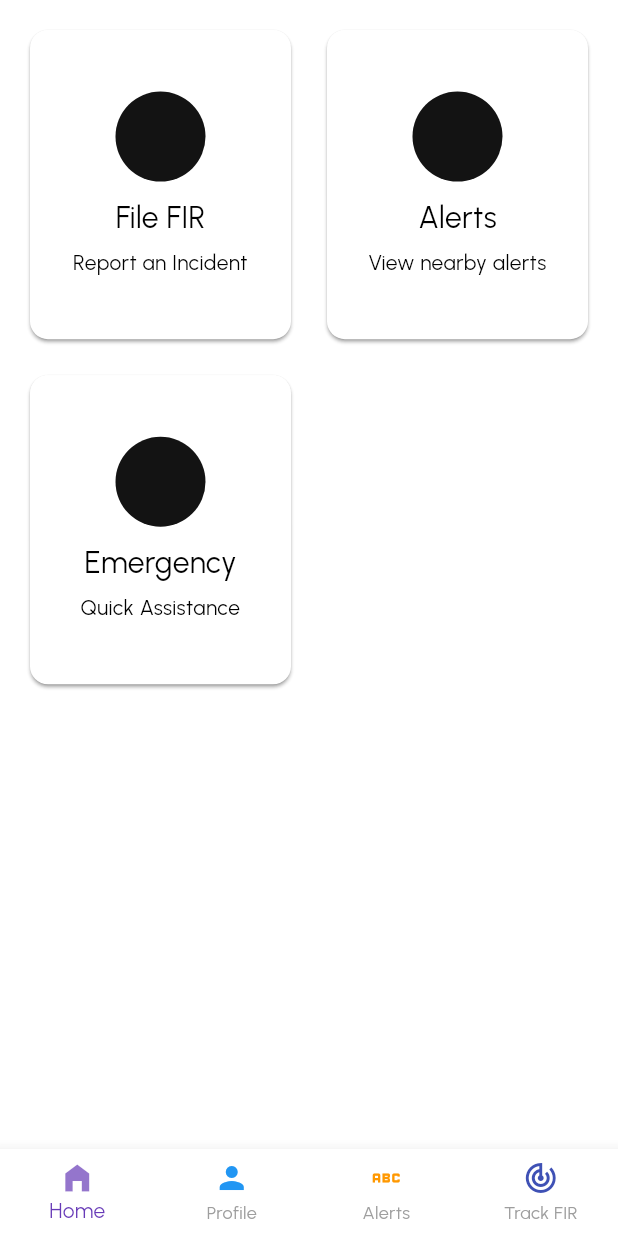
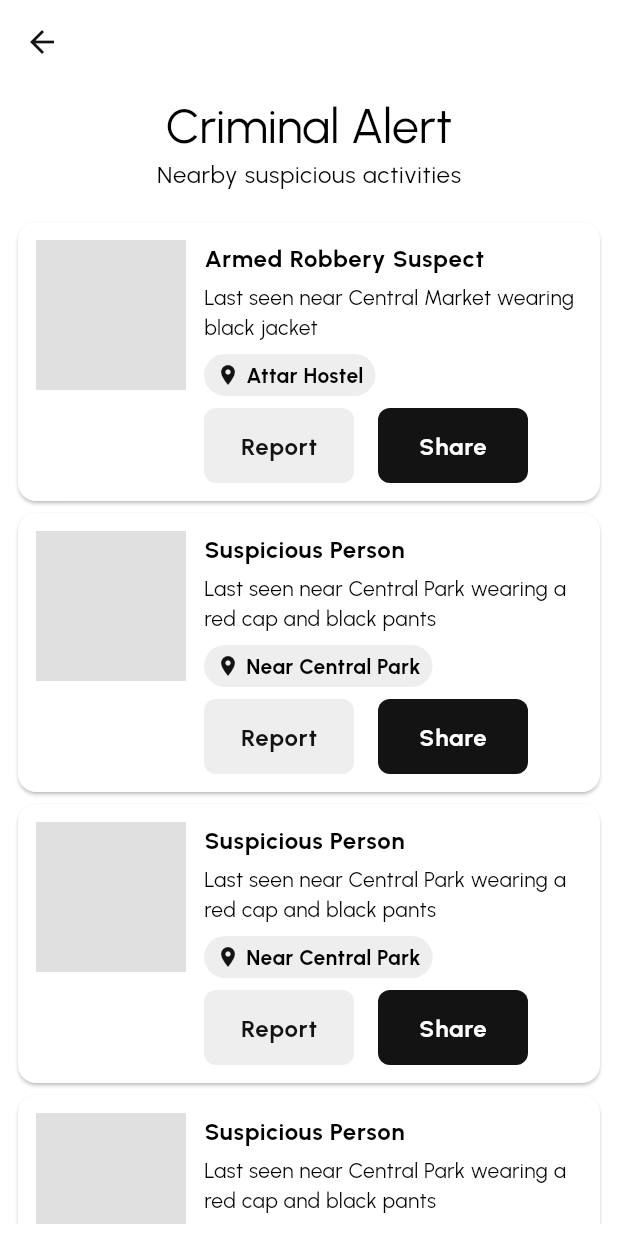
Before and after one commit to mallik-amaan/Safe-Pak, a Flutter app: the screen it shows after launch, after a tap on "Alerts", on a phone screen of 412 x 824 dp. Run offline on Flutter 3.47's test engine with Material 3 defaults, Android fonts, the phone set to English and light mode, and no system bars; our stand-ins replace bloc, cloud_firestore, dartz, date_time_picker, equatable, firebase_auth and 14 more; missing offline and left inert: shake; accounts and stored records are empty.

Commit message:
criminal alerts added

```diff
--- a/lib/Home/widgets/home_card.dart
+++ b/lib/Home/widgets/home_card.dart
@@ -1,5 +1,5 @@
-
 import 'package:flutter/material.dart';
+import 'package:safepak/features/criminal_alert/presentation/screens/criminal_alert.dart';
 import 'package:safepak/features/emeregency_sos/presentation/screens/emergency.dart';
 
 import '../../features/fir_registration/presentation/screens/fir_registration.dart';
@@ -33,8 +33,10 @@ List<Widget> HomeCards(BuildContext context) {
         } else if (entry.key == "Emergency") {
           Navigator.push(
               context, MaterialPageRoute(builder: (_) => Emergency()));
-
-        } else if (entry.key == "Alerts") {}
+        } else if (entry.key == "Alerts") {
+          Navigator.push(
+              context, MaterialPageRoute(builder: (_) => CriminalAlert()));
+        }
       },
       child: Card(
         elevation: 1,
--- /dev/null
+++ b/lib/features/criminal_alert/presentation/screens/criminal_alert.dart
@@ -0,0 +1,65 @@
+import 'package:flutter/material.dart';
+import 'package:safepak/features/criminal_alert/presentation/widgets/criminal_card.dart';
+
+class CriminalAlert extends StatelessWidget {
+  CriminalAlert({super.key});
+  final List<Map<String, dynamic>> criminalAlerts = [
+    {
+      "label": "Armed Robbery Suspect",
+      "location": "Attar Hostel",
+      "description": "Last seen near Central Market wearing black jacket",
+    },
+    {
+      "label": "Suspicious Person",
+      "location": "Near Central Park",
+      "description":
+          "Last seen near Central Park wearing a red cap and black pants",
+    },
+    {
+      "label": "Suspicious Person",
+      "location": "Near Central Park",
+      "description":
+          "Last seen near Central Park wearing a red cap and black pants",
+    },
+    {
+      "label": "Suspicious Person",
+      "location": "Near Central Park",
+      "description":
+          "Last seen near Central Park wearing a red cap and black pants",
+    },
+  ];
+  @override
+  Widget build(BuildContext context) {
+    return Scaffold(
+        appBar: AppBar(),
+        body: Padding(
+          padding: const EdgeInsets.all(8.0),
+          child: SingleChildScrollView(
+            child: Column(
+              mainAxisAlignment: MainAxisAlignment.start,
+              children: [
+                Text(
+                  "Criminal Alert",
+                  style: Theme.of(context).textTheme.headlineLarge,
+                ),
+                Text("Nearby suspicious activities",
+                    style: Theme.of(context).textTheme.bodyLarge),
+                const SizedBox(height: 16),
+                ListView.builder(
+                  shrinkWrap: true,
+                  physics: const NeverScrollableScrollPhysics(),
+                  itemCount: criminalAlerts.length,
+                  itemBuilder: (context, index) {
+                    return CriminalCard(
+                      label: criminalAlerts[index]["label"],
+                      description: criminalAlerts[index]["description"],
+                      location: criminalAlerts[index]["location"],
+                    );
+                  },
+                ),
+              ],
+            ),
+          ),
+        ));
+  }
+}
--- /dev/null
+++ b/lib/features/criminal_alert/presentation/widgets/action_button.dart
@@ -0,0 +1,38 @@
+import 'package:flutter/material.dart';
+
+class CriminalActionButton extends StatelessWidget {
+  final String label;
+  final Function onPressed;
+  final Color color;
+  final Color textColor;
+  const CriminalActionButton({super.key,
+  required this.label,
+  required this.onPressed,
+  required this.color,
+  required this.textColor,
+  });
+
+  @override
+  Widget build(BuildContext context) {
+    return GestureDetector(
+      onTap: () => onPressed(),
+      child: Container(
+        width: 100,
+        height: 50,
+        decoration: BoxDecoration(
+          color: color,
+          borderRadius: BorderRadius.circular(8),
+        ),
+        child: Center(
+          child: Text(
+            label,
+            style: Theme.of(context).textTheme.bodyLarge?.copyWith(
+                  color: textColor,
+                  fontWeight: FontWeight.bold,
+                ),
+          ),
+        ),
+      ),
+    );
+  }
+}
--- /dev/null
+++ b/lib/features/criminal_alert/presentation/widgets/criminal_card.dart
@@ -0,0 +1,112 @@
+import 'package:flutter/material.dart';
+import 'package:safepak/features/criminal_alert/presentation/widgets/action_button.dart';
+import 'package:safepak/features/fir_registration/presentation/widgets/action_button.dart';
+
+class CriminalCard extends StatelessWidget {
+  final String label;
+  final String location;
+  final String description;
+
+  const CriminalCard({
+    super.key,
+    required this.label,
+    required this.description,
+    required this.location,
+  });
+
+  @override
+  Widget build(BuildContext context) {
+    return Card(
+      elevation: 1,
+      child: Padding(
+        padding: const EdgeInsets.all(12.0),
+        child: Column(
+          crossAxisAlignment: CrossAxisAlignment.start,
+          children: [
+            Row(
+              crossAxisAlignment: CrossAxisAlignment.start,
+              children: [
+                // Image or avatar placeholder
+                Container(
+                  width: 100,
+                  height: 100,
+                  color: Colors.grey.shade300,
+                ),
+                const SizedBox(width: 12),
+                // Expanded column for texts
+                Expanded(
+                  child: Column(
+                    crossAxisAlignment: CrossAxisAlignment.start,
+                    children: [
+                      Text(
+                        label,
+                        style: Theme.of(context).textTheme.bodyLarge?.copyWith(
+                              fontWeight: FontWeight.bold,
+                            ),
+                        softWrap: true,
+                      ),
+                      const SizedBox(height: 4),
+                      Text(
+                        description,
+                        style: Theme.of(context).textTheme.bodyMedium,
+                        softWrap: true,
+                      ),
+                      const SizedBox(height: 8),
+                      Container(
+                          decoration: BoxDecoration(
+                            color: Colors.grey.shade200,
+                            borderRadius: BorderRadius.circular(20),
+                          ),
+                          padding: const EdgeInsets.symmetric(
+                              horizontal: 8.0, vertical: 4.0),
+                          child: Row(
+                            mainAxisSize: MainAxisSize.min,
+                            children: [
+                              Icon(
+                                Icons.location_on,
+                                size: 16,
+                                color: Theme.of(context).primaryColor,
+                              ),
+                              const SizedBox(width: 4),
+                              Text(
+                                location,
+                                style: Theme.of(context)
+                                    .textTheme
+                                    .bodyMedium
+                                    ?.copyWith(fontWeight: FontWeight.bold),
+                              ),
+                            ],
+                          )),
+                      const SizedBox(height: 8),
+                      Row(
+                        children: [
+                          CriminalActionButton(
+                            label: "Report",
+                            onPressed: () {
+                              // Handle share action
+                            },
+                            color: Colors.grey.shade200,
+                            textColor: Theme.of(context).primaryColor,
+                          ),
+                          const SizedBox(width: 16),
+                          CriminalActionButton(
+                            label: "Share",
+                            onPressed: () {
+                              // Handle report action
+                            },
+                            color: Theme.of(context).primaryColor,
+                            textColor: Colors.white,
+                          ),
+                        ],
+                      )
+                    ],
+                  ),
+                ),
+              ],
+            ),
+          ],
+        ),
+      ),
+    );
+  }
+}
```
Also changed, not shown: 4 other files.
